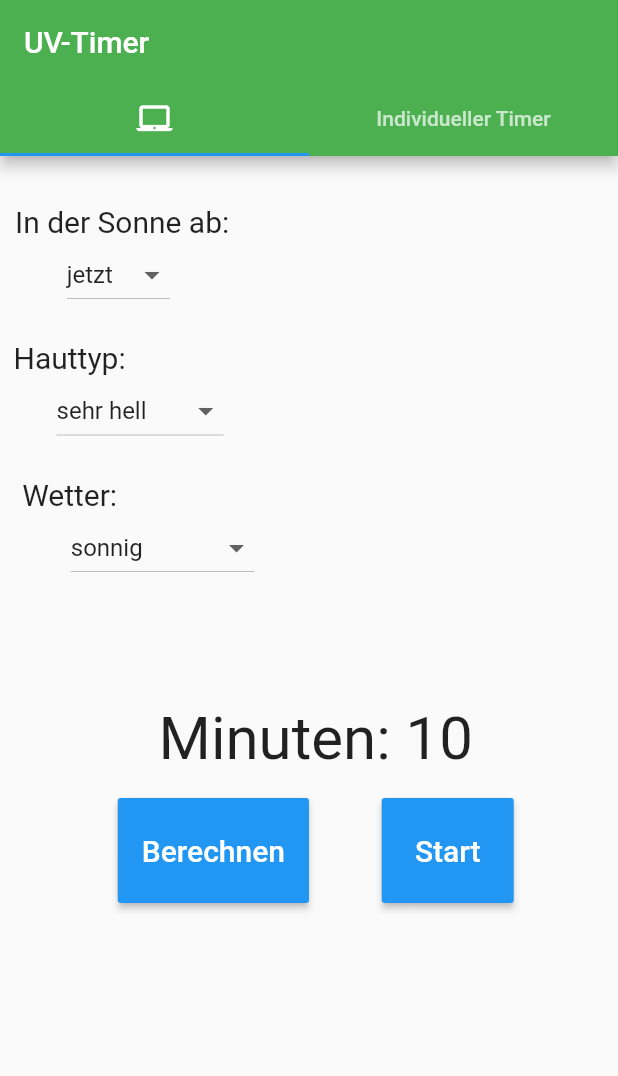
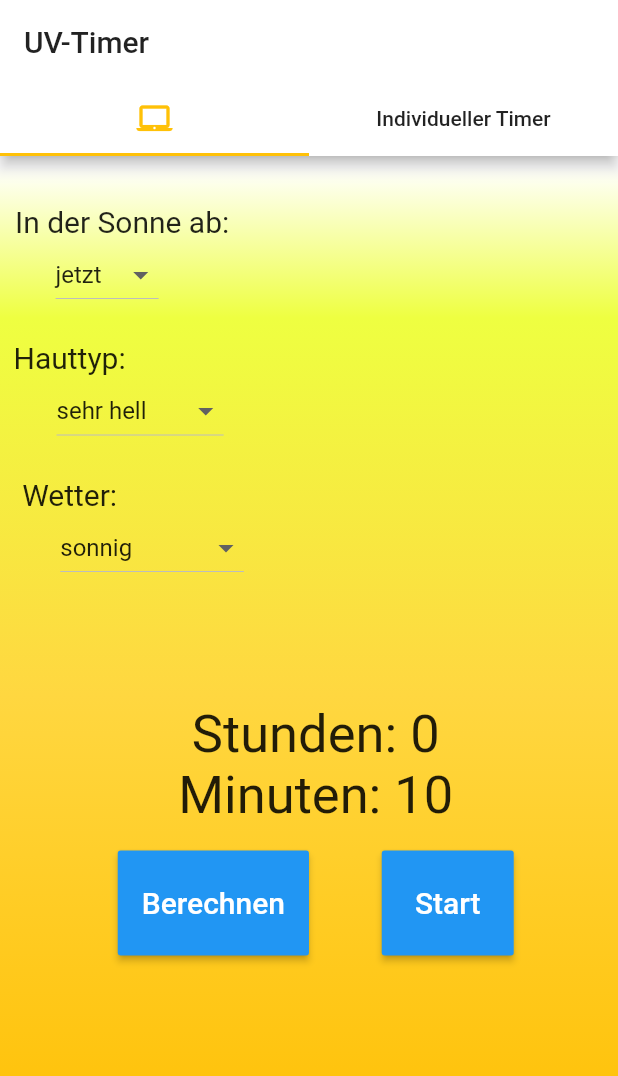
Before and after one commit to koehlerfelix/Wearable, a Flutter app: the screen it shows after launch, after a tap on "Berechnen", on a phone screen of 412 x 824 dp. Shown: the top 1076 px of the screen. Run offline on Flutter 3.47's test engine with Material 2 defaults, Android fonts, the phone set to English and light mode, and no system bars; our stand-ins replace vibration.

Commit message:
implement gradient and some color changes

```diff
--- a/lib/calculator/calculationWindow.dart
+++ b/lib/calculator/calculationWindow.dart
@@ -32,10 +32,10 @@ class CalculationWindow extends StatelessWidget {
                   children: <Widget>[
                     new Padding(
                       padding: const EdgeInsets.fromLTRB(10.0, 0.0, 50.0, 0.0),
-                      child: new Text("In der Sonne ab: ", style: TextStyle(fontSize: 20.0))
+                      child: new Text("In der Sonne ab: ", style: TextStyle(fontSize: 20.0, ))
                     ),
                     new Padding(
-                      padding: const EdgeInsets.fromLTRB(0.0, 0.0, 50.0, 0.0),
+                      padding: const EdgeInsets.fromLTRB(0.0, 0.0, 65.0, 0.0),
                       child: t = new TimeButton(),
                     ),
                   ]
@@ -59,7 +59,7 @@ class CalculationWindow extends StatelessWidget {
                         child: new Text("Wetter: ", style: TextStyle(fontSize: 20.0))
                     ),
                     new Padding(
-                      padding: const EdgeInsets.fromLTRB(30.0, 0.0, 21.0, 0.0),
+                      padding: const EdgeInsets.fromLTRB(30.0, 0.0, 35.0, 0.0),
                       child: w = new WeatherButton(),
                     ),
                   ]
@@ -97,7 +97,7 @@ class _ResultState extends State<Result>
   CalculationWindow calcW;
   _ResultState({this.calcW});
 
-  int _minutes = 0;
+  int _minutes = 1;
 
   void _calculate() {
     setState(() {
@@ -126,12 +126,14 @@ class _ResultState extends State<Result>
       case "hell": {hautTypMin = 20;}break;
       case "normal": {hautTypMin = 30;}break;
       case "bräunlich": {hautTypMin = 90;;}break;
-      case "braun": {hautTypMin = 200;}break;
+      case "braun": {hautTypMin = 320;}break;
       case "dunkelbraun": {hautTypMin = 1440;}break;
       default: {}break;
     }
     totalMin += (mult * hautTypMin).round();
-
+    if (totalMin > 1440) {
+      totalMin = 1440;
+    }
     return totalMin;
   }
   @override
@@ -141,7 +143,10 @@ class _ResultState extends State<Result>
         child: new Column(
           children: <Widget>[
             new Text(
-                'Minuten: $_minutes', style: TextStyle(fontSize: 40.0),
+              'Stunden: ${((_minutes / 60) - 0.5).round()}', style: TextStyle(fontSize: 35.0),
+            ),
+            new Text(
+                'Minuten: ${_minutes % 60}', style: TextStyle(fontSize: 35.0),
             ),
             new Text(""),
             new Row(
--- a/lib/individual/individualWindow.dart
+++ b/lib/individual/individualWindow.dart
@@ -6,6 +6,19 @@ class IndividualWindow extends StatelessWidget {
     return new Center (
       child: new Column (
         children: <Widget>[
+          new Padding (
+            padding: const EdgeInsets.fromLTRB(0.0, 30.0, 0.0, 0.0),
+            child:
+              new Text(
+                "Wählen sie ihre Zeit aus:",
+                style: TextStyle(fontSize: 25, color: Colors.black87),
+              ),
+          ),
+          new Row (
+            children: <Widget>[
+              //hier eingabe für Stunden Minuten und Sekunden
+            ],
+          ),
           new MaterialButton(
             height: 70,
             color: Theme.of(context).accentColor,
--- a/lib/main.dart
+++ b/lib/main.dart
@@ -14,17 +14,40 @@ class Home extends StatelessWidget {
     return new DefaultTabController(
       length: 2,
       child: new Scaffold(
+        backgroundColor: Colors.amber,
+
         appBar: new AppBar(
-          title: new Text("UV-Timer"),
-          backgroundColor: Colors.green,
+          title: new Text(
+              "UV-Timer",style: TextStyle(color: Colors.black87),
+          ),
+          backgroundColor: Colors.white,
           bottom: new TabBar(
+            labelColor: Colors.amber,
+            unselectedLabelColor: Colors.black87,
+            indicatorColor: Colors.amber,
             tabs: <Widget>[
               new Tab(icon: Icon(Icons.laptop_mac)),
               new Tab(text: "Individueller Timer"),
             ],
           ),
         ),
-        body: new MyTabBarView(),
+        body:
+          Container(
+            decoration: BoxDecoration(
+              gradient: LinearGradient(
+                begin: Alignment.topCenter,
+                end: Alignment.bottomCenter,
+                stops: [0.01, 0.15, 0.5, 0.9],
+                colors: [
+                  Colors.white,
+                  Colors.limeAccent,
+                  Colors.amberAccent,
+                  Colors.amber,
+                ],
+              )
+            ),
+            child: new MyTabBarView() ,
+          )
       ),
     );
   }
```
